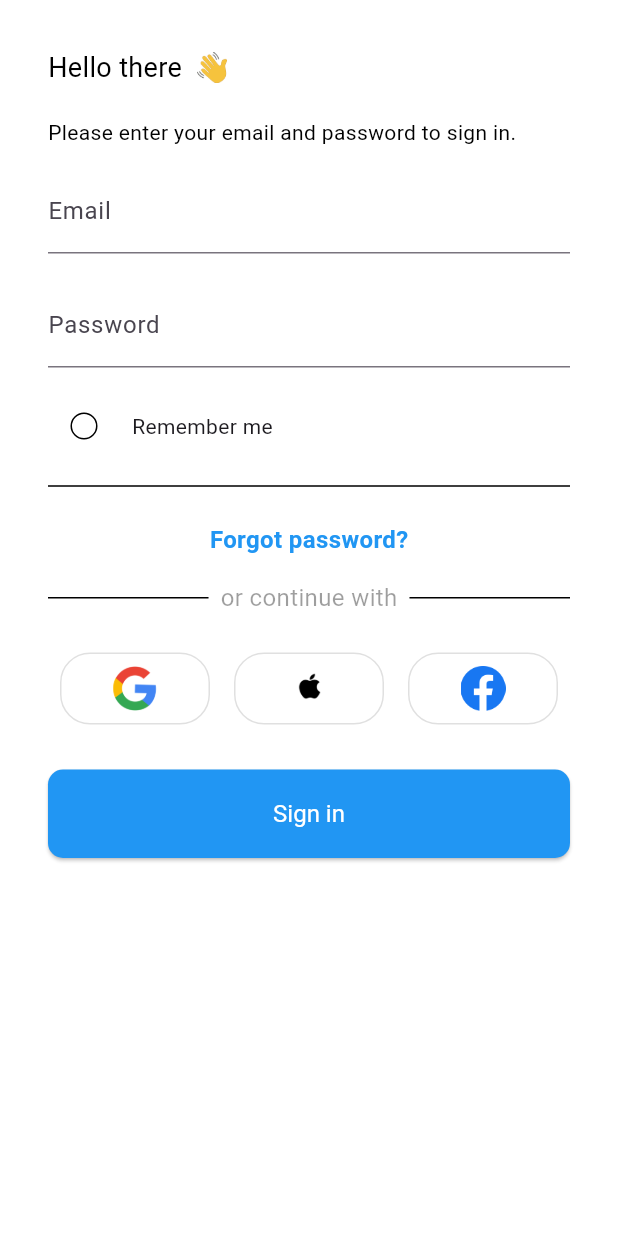
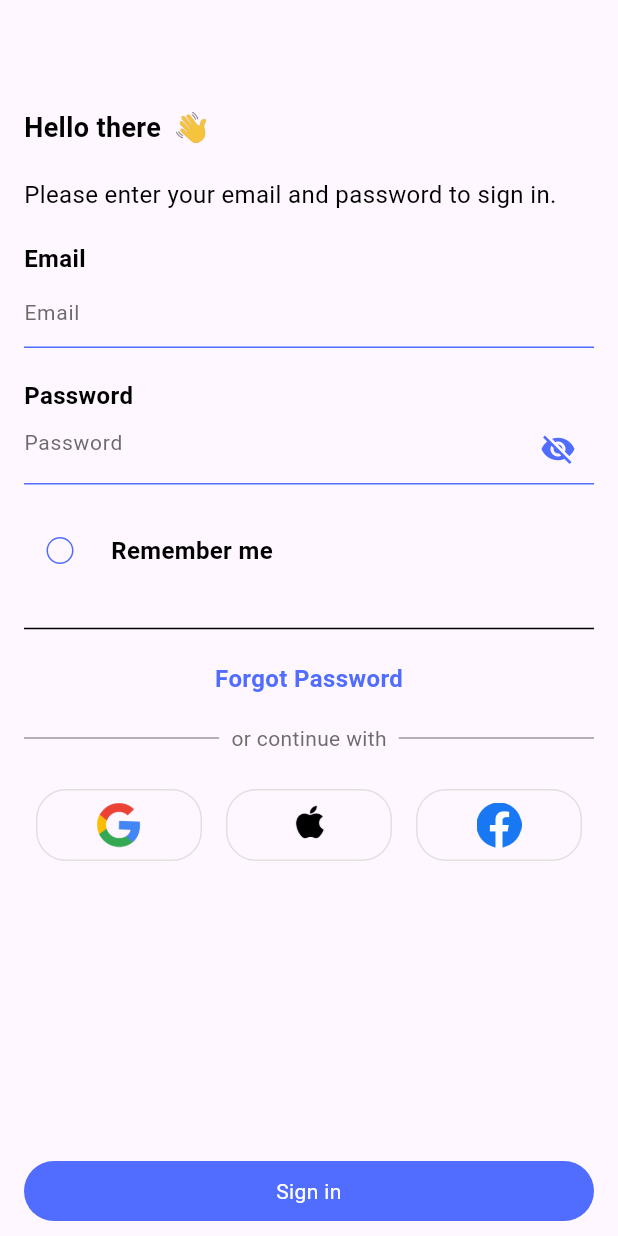
Before and after one commit to nayzawaungnza/pro_scan, a Flutter app: the screen it shows after launch, on a phone screen of 412 x 824 dp. Run offline on Flutter 3.47's test engine with Material 3 defaults, Android fonts, the light colour scheme and no system bars.

Commit message:
pro scan, add components

```diff
--- /dev/null
+++ b/lib/components/pro_scan_button.dart
@@ -0,0 +1,43 @@
+import 'package:flutter/material.dart';
+
+class ProScanButton extends StatelessWidget {
+  final String text;
+  final Color? textColor;
+  final Color? color;
+  final double? fontSize;
+  final Function() onTap;
+  final double? width;
+  final double? height;
+
+  const ProScanButton(
+      {super.key,
+      required this.text,
+      this.textColor,
+      this.color,
+      this.fontSize,
+      required this.onTap,
+      this.width,
+      this.height});
+
+  @override
+  Widget build(BuildContext context) {
+    return GestureDetector(
+      onTap: onTap,
+      child: Container(
+        width: width,
+        height: height,
+        padding: EdgeInsets.symmetric(horizontal: 10.0, vertical: 10.0),
+        decoration: BoxDecoration(
+            color: color, borderRadius: BorderRadius.circular(25.0)),
+        child: Text(
+          text,
+          style: TextStyle(
+            color: textColor,
+            fontSize: fontSize,
+          ),
+          textAlign: TextAlign.center,
+        ),
+      ),
+    );
+  }
+}
--- /dev/null
+++ b/lib/components/pro_scan_button_image.dart
@@ -0,0 +1,32 @@
+import 'package:flutter/material.dart';
+
+class ProScanButtonImage extends StatelessWidget {
+  final String imagePath;
+  final double? width;
+  final double? height;
+  final Color? borderColor;
+  const ProScanButtonImage(
+      {super.key,
+      required this.imagePath,
+      this.width,
+      this.height,
+      this.borderColor = Colors.grey});
+
+  @override
+  Widget build(BuildContext context) {
+    return Expanded(
+        child: Container(
+      margin: EdgeInsets.symmetric(horizontal: 8),
+      padding: EdgeInsets.symmetric(horizontal: 32, vertical: 8),
+      decoration: BoxDecoration(
+        border: Border.all(color: borderColor!),
+        borderRadius: BorderRadius.circular(20),
+      ),
+      child: Image.asset(
+        imagePath,
+        width: width,
+        height: height,
+      ),
+    ));
+  }
+}
--- a/lib/main.dart
+++ b/lib/main.dart
@@ -1,5 +1,6 @@
 import 'package:flutter/material.dart';
-import 'package:pro_scan/pages/home_page.dart';
+import 'package:pro_scan/pages/login_page.dart';
+//import 'package:pro_scan/pages/home_page.dart';
 
 void main() {
   runApp(const MyApp());
@@ -13,7 +14,11 @@ class MyApp extends StatelessWidget {
   Widget build(BuildContext context) {
     return MaterialApp(
       title: 'PRO SCAN',
-      home: HomePage(),
+      debugShowCheckedModeBanner: false,
+      theme: ThemeData(
+        primarySwatch: Colors.blue,
+      ),
+      home: const LoginPage(),
     );
   }
 }
--- /dev/null
+++ b/lib/pages/login_page.dart
@@ -0,0 +1,247 @@
+import 'package:flutter/material.dart';
+import 'package:pro_scan/components/pro_scan_button.dart';
+import 'package:pro_scan/components/pro_scan_button_image.dart';
+import 'package:pro_scan/pages/main_page.dart';
+
+class LoginPage extends StatefulWidget {
+  const LoginPage({super.key});
+
+  @override
+  State<LoginPage> createState() => _LoginPageState();
+}
+
+class _LoginPageState extends State<LoginPage> {
+  bool showText = true;
+  bool isChecked = false;
+  @override
+  Widget build(BuildContext context) {
+    return Scaffold(
+      appBar:
+          AppBar(elevation: 0, iconTheme: IconThemeData(color: Colors.white)),
+      body: Stack(
+        fit: StackFit.expand,
+        children: [
+          SingleChildScrollView(
+            padding: const EdgeInsets.all(16),
+            child: Column(
+              children: [
+                Row(children: [
+                  Text(
+                    'Hello there',
+                    style: TextStyle(
+                        color: Colors.black,
+                        fontSize: 18,
+                        fontWeight: FontWeight.bold),
+                  ),
+                  SizedBox(width: 10),
+                  Image.asset(
+                    'lib/images/hand-wave.png',
+                    width: 20,
+                  )
+                ]),
+                SizedBox(
+                  height: 20,
+                ),
+                Align(
+                  alignment: Alignment.centerLeft,
+                  child: Text(
+                    'Please enter your email and password to sign in.',
+                    textAlign: TextAlign.left,
+                    style: TextStyle(
+                        color: Colors.black,
+                        fontFamily: 'Roboto',
+                        fontSize: 16),
+                  ),
+                ),
+                SizedBox(
+                  height: 20,
+                ),
+                Align(
+                  alignment: Alignment.centerLeft,
+                  child: Text(
+                    'Email',
+                    style: TextStyle(
+                        fontSize: 16,
+                        fontFamily: 'Roboto',
+                        color: Colors.black,
+                        fontWeight: FontWeight.bold),
+                  ),
+                ),
+                TextFormField(
+                  decoration: InputDecoration(
+                      hintText: 'Email',
+                      hintStyle: TextStyle(
+                          color: Color(0xD04D4B4B),
+                          fontFamily: 'Roboto',
+                          fontSize: 14,
+                          fontWeight: FontWeight.normal),
+                      border: UnderlineInputBorder(
+                        borderSide: BorderSide(color: Color(0xFF516dff)),
+                      ),
+                      enabledBorder: UnderlineInputBorder(
+                          borderSide: BorderSide(color: Color(0xFF516dff))),
+                      focusedBorder: UnderlineInputBorder(
+                          borderSide: BorderSide(color: Color(0xFF516dff)))),
+                ),
+                SizedBox(
+                  height: 20,
+                ),
+                Align(
+                  alignment: Alignment.centerLeft,
+                  child: Text(
+                    'Password',
+                    style: TextStyle(
+                        fontSize: 16,
+                        fontFamily: 'Roboto',
+                        color: Colors.black,
+                        fontWeight: FontWeight.bold),
+                  ),
+                ),
+                TextFormField(
+                  autocorrect: false,
+                  obscureText: showText,
+                  decoration: InputDecoration(
+                      hintText: 'Password',
+                      suffixIcon: GestureDetector(
+                        onTap: () {
+                          showText = !showText;
+                          setState(() {
+                            showText;
+                          });
+                        },
+                        child: Icon(
+                          showText ? Icons.visibility_off : Icons.visibility,
+                          color: Color(0xFF516dff),
+                        ),
+                      ),
+                      hintStyle: TextStyle(
+                          color: Color(0xD04D4B4B),
+                          fontFamily: 'Roboto',
+                          fontSize: 14,
+                          fontWeight: FontWeight.normal),
+                      border: UnderlineInputBorder(
+                        borderSide: BorderSide(color: Color(0xFF516dff)),
+                      ),
+                      enabledBorder: UnderlineInputBorder(
+                          borderSide: BorderSide(color: Color(0xFF516dff))),
+                      focusedBorder: UnderlineInputBorder(
+                          borderSide: BorderSide(color: Color(0xFF516dff)))),
+                ),
+                SizedBox(
+                  height: 20,
+                ),
+                Row(
+                  children: [
+                    Checkbox(
+                        value: isChecked,
+                        shape: RoundedRectangleBorder(
+                            borderRadius: BorderRadius.circular(25)),
+                        activeColor: Color(0xFF516dff),
+                        side: BorderSide(color: Color(0xFF516dff)),
+                        onChanged: (bool? value) {
+                          setState(() {
+                            isChecked = value!;
+                          });
+                        }),
+                    SizedBox(
+                      width: 10,
+                    ),
+                    Text(
+                      'Remember me',
+                      style: TextStyle(
+                          color: Colors.black,
+                          fontFamily: 'Roboto',
+                          fontSize: 16,
+                          fontWeight: FontWeight.bold),
+                    )
+                  ],
+                ),
+                SizedBox(
+                  height: 20,
+                ),
+                Divider(
+                  thickness: 1,
+                  color: Colors.black,
+                ),
+                SizedBox(
+                  height: 14,
+                ),
+                Text(
+                  'Forgot Password',
+                  style: TextStyle(
+                      color: Color(0xFF516dff),
+                      fontFamily: 'Roboto',
+                      fontSize: 16,
+                      fontWeight: FontWeight.bold),
+                ),
+                SizedBox(
+                  height: 10,
+                ),
+                Row(
+                  mainAxisAlignment: MainAxisAlignment.center,
+                  children: [
+                    Expanded(
+                      child: Divider(
+                        color: Colors.black38,
+                      ),
+                    ),
+                    Padding(
+                      padding: const EdgeInsets.all(8.0),
+                      child: Text('or continue with',
+                          style: TextStyle(
+                              color: Color(0xD04D4B4B),
+                              fontFamily: 'Roboto',
+                              fontSize: 14)),
+                    ),
+                    Expanded(
+                        child: Divider(
+                      thickness: 1,
+                      color: Colors.black38,
+                    )),
+                  ],
+                ),
+                SizedBox(
+                  height: 16,
+                ),
+                Row(
+                  children: [
+                    ProScanButtonImage(
+                      imagePath: 'lib/images/google.png',
+                      width: 30.0,
+                      height: 30.0,
+                      borderColor: Colors.grey.shade300,
+                    ),
+                    ProScanButtonImage(
+                      imagePath: 'lib/images/apple.png',
+                      width: 30.0,
+                      height: 30.0,
+                      borderColor: Colors.grey.shade300,
+                    ),
+                    ProScanButtonImage(
+                      imagePath: 'lib/images/facebook.png',
+                      width: 30.0,
+                      height: 30.0,
+                      borderColor: Colors.grey.shade300,
+                    ),
+                  ],
+                )
+              ],
+            ),
+          ),
+          Positioned(
+              bottom: 10,
+              left: 16,
+              right: 16,
+              child: ProScanButton(
+                  text: 'Sign in',
+                  color: Color(0xFF516dff),
+                  textColor: Colors.white,
+                  onTap: () {
+                    Navigator.push(context,
+                        MaterialPageRoute(builder: (context) => MainPage()));
+                  }))
+        ],
+      ),
+    );
+  }
+}
--- /dev/null
+++ b/lib/pages/main_page.dart
@@ -0,0 +1,19 @@
+import 'package:flutter/material.dart';
+
+class MainPage extends StatefulWidget {
+  const MainPage({super.key});
+
+  @override
+  State<MainPage> createState() => _MainPageState();
+}
+
+class _MainPageState extends State<MainPage> {
+  @override
+  Widget build(BuildContext context) {
+    return Container(
+      child: Center(
+        child: Text("Main Page"),
+      ),
+    );
+  }
+}
```
